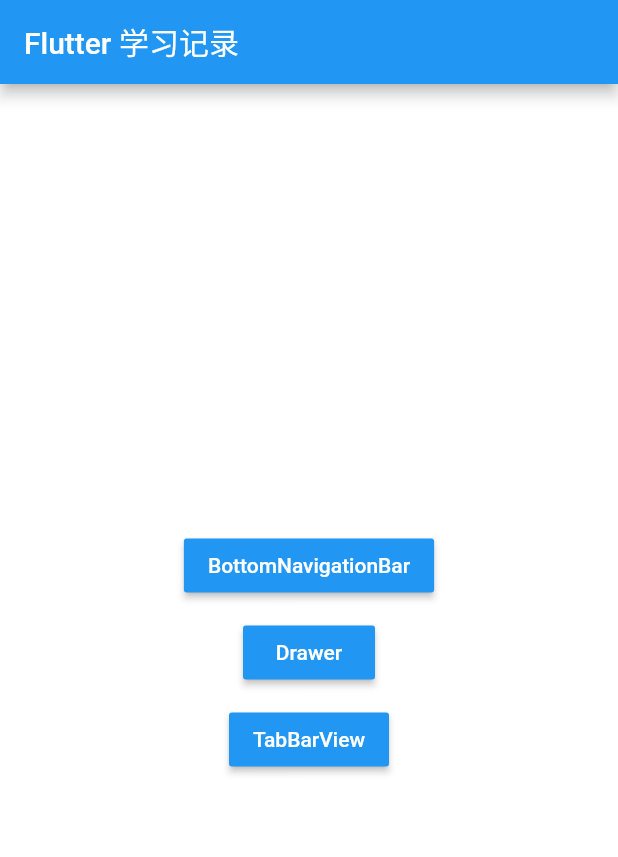
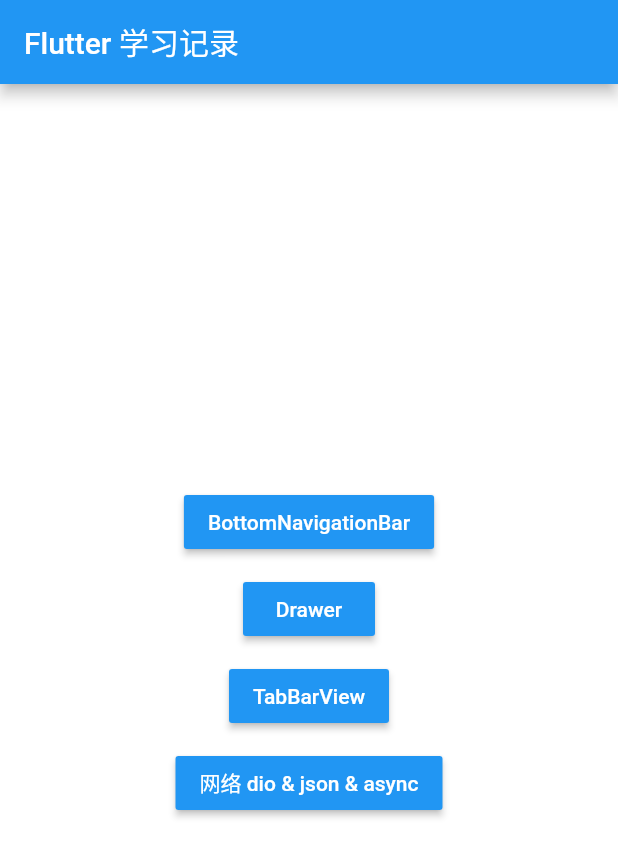
Before and after one commit to CcSimple/FlutterDemo, a Flutter app: the screen it shows after launch, on a phone screen of 412 x 824 dp. Shown: the top 857 px of the screen. Run offline on Flutter 3.47's test engine with Material 2 defaults, Android fonts, the phone set to English and light mode, and no system bars; our stand-ins replace dio, flutter_spinkit.

Commit message:
dio网络请求

```diff
--- a/lib/pages/home.dart
+++ b/lib/pages/home.dart
@@ -79,6 +79,21 @@ class _HomePageState extends State<HomePage> {
                     onPressed: (){
                       Navigator.pushNamed(context, '/frame3');
                     })),
+            new Padding(
+                padding: const EdgeInsets.only(bottom: 10.0),
+                child: new RaisedButton(
+                    child: new Text(
+                      '网络 dio & json & async',
+                    ),
+                    // 默认颜色
+                    color: Colors.blue,
+                    // 按下时的颜色
+                    highlightColor: Colors.blueAccent,
+                    // 正常情况文本颜色
+                    textColor: Colors.white,
+                    onPressed: (){
+                      Navigator.pushNamed(context, '/net');
+                    })),
           ],
         ),
       ),
```
